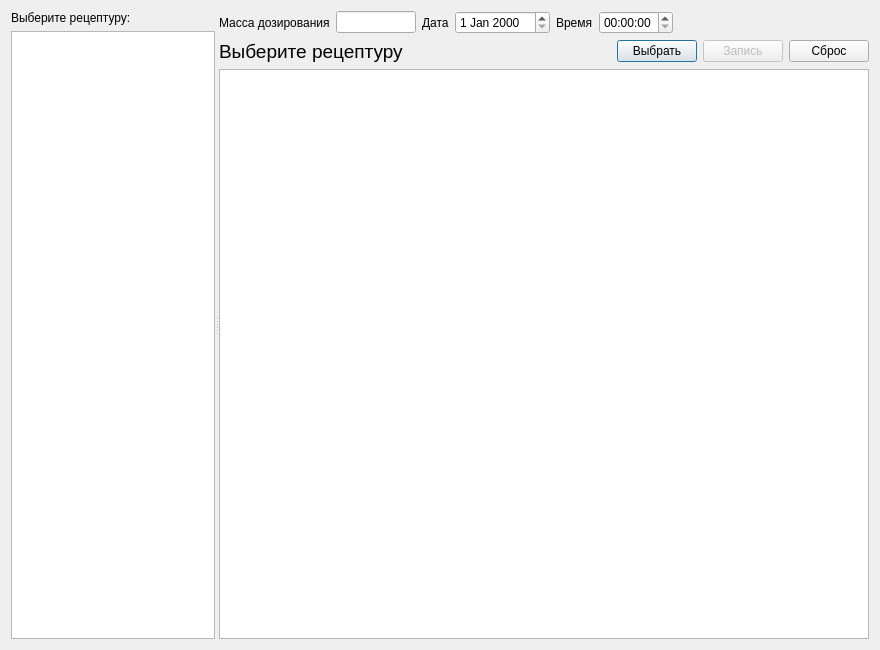
Before: the Qt Designer form dialognew.ui in Sergeyego/doz_view, drawn with Qt 5.
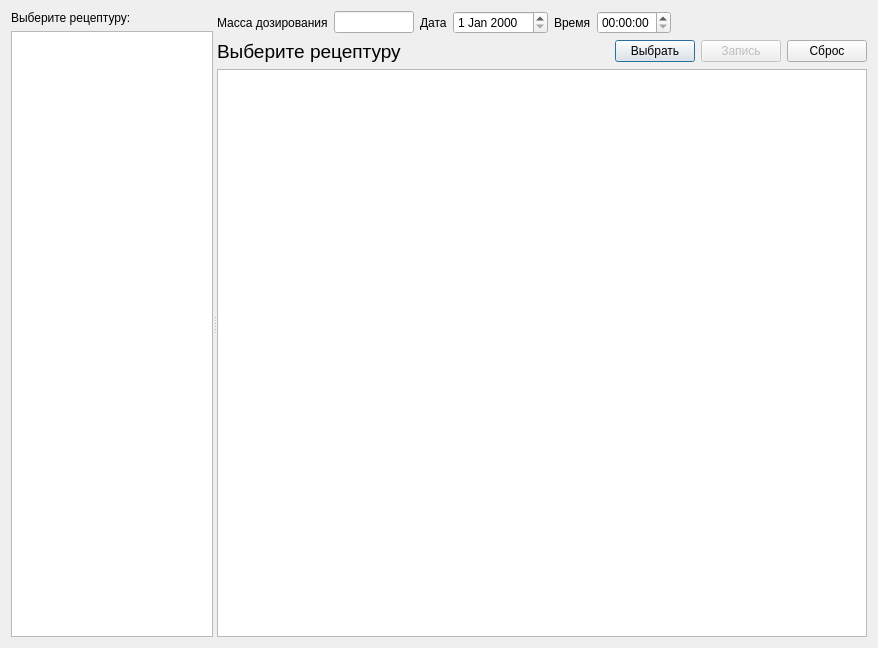
After: the same form once the commit is applied. Custom widgets are drawn as their Qt base class.

```diff
--- a/dialognew.ui
+++ b/dialognew.ui
@@ -6,8 +6,8 @@
    <rect>
     <x>0</x>
     <y>0</y>
-    <width>880</width>
-    <height>650</height>
+    <width>878</width>
+    <height>648</height>
    </rect>
   </property>
   <property name="windowTitle">
@@ -19,7 +19,7 @@
      <property name="orientation">
       <enum>Qt::Horizontal</enum>
      </property>
-     <widget class="QWidget" name="">
+     <widget class="QWidget" name="layoutWidget">
       <layout class="QVBoxLayout" name="verticalLayout_2">
        <item>
         <widget class="QLabel" name="label">
@@ -46,7 +46,7 @@
        </item>
       </layout>
      </widget>
-     <widget class="QWidget" name="">
+     <widget class="QWidget" name="layoutWidget">
       <layout class="QVBoxLayout" name="verticalLayout">
        <item>
         <layout class="QHBoxLayout" name="horizontalLayout">
```
